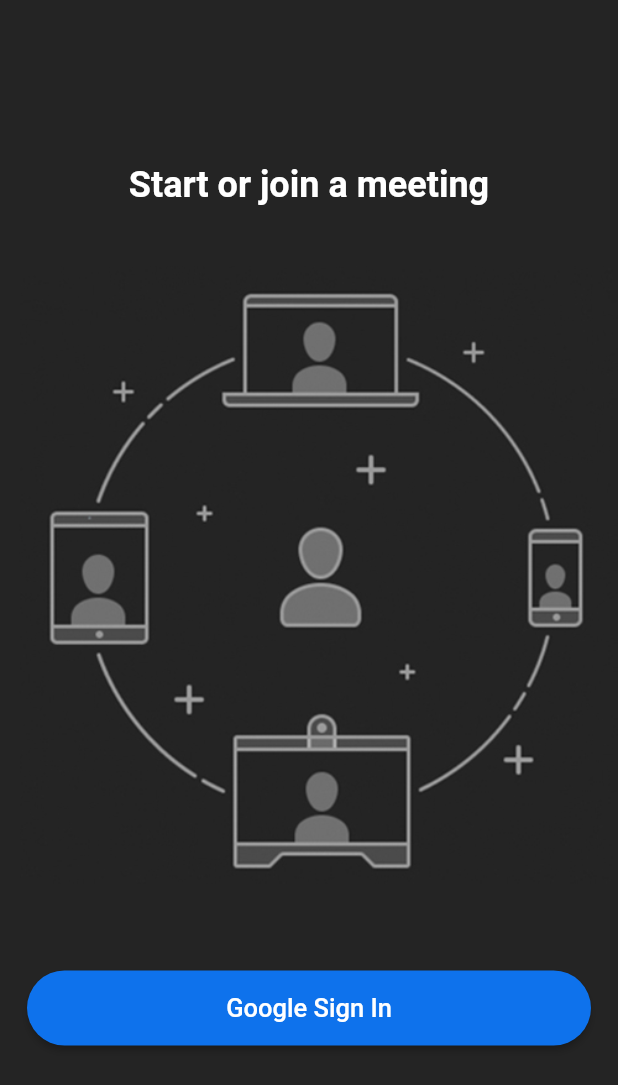
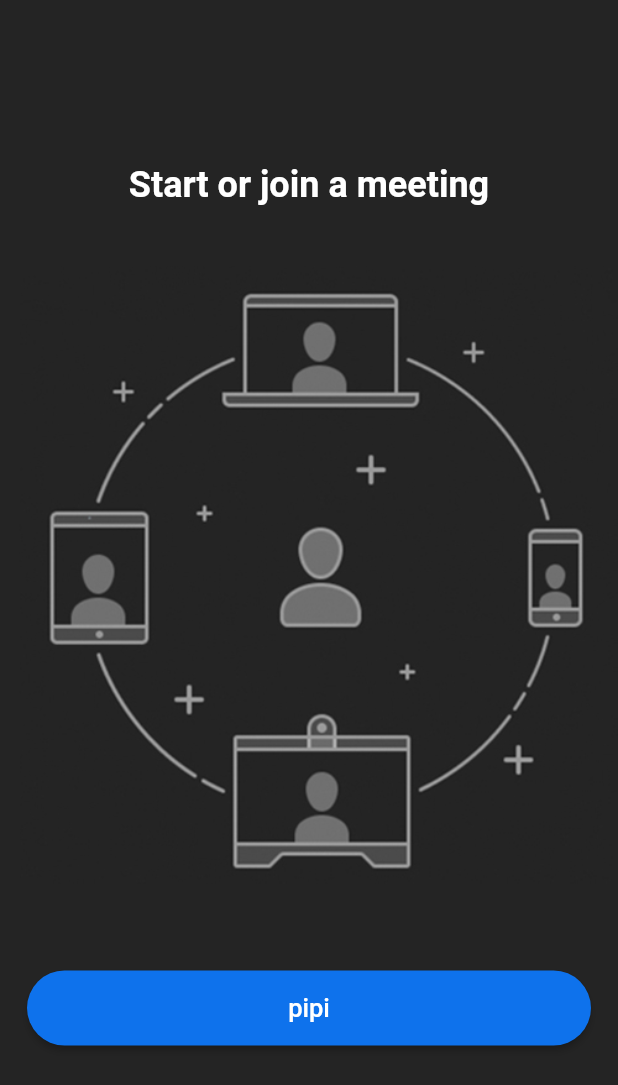
Before and after one commit to HidayaElHabti/ZoomClone, a Flutter app: the screen it shows after launch, on a phone screen of 412 x 824 dp. Shown: the top 1085 px of the screen. Run offline on Flutter 3.47's test engine with Material 2 defaults, Android fonts, the phone set to English and light mode, and no system bars; our stand-ins replace cloud_firestore, firebase_auth, firebase_core, google_sign_in; accounts and stored records are empty.

Commit message:
Home Screen

```diff
--- a/lib/main.dart
+++ b/lib/main.dart
@@ -1,5 +1,6 @@
 import 'package:firebase_core/firebase_core.dart';
 import 'package:flutter/material.dart';
+import 'package:zoom_clone/resources/auth_methods.dart';
 import 'package:zoom_clone/screens/home_screen.dart';
 import 'package:zoom_clone/screens/login_screen.dart';
 import 'package:zoom_clone/utils/colors.dart';
@@ -27,10 +28,25 @@ class MyApp extends StatelessWidget {
                 '/login': (context) => const LoginScreen(),
                 '/home': (context) => const HomeScreen(),
               },
-              home: const LoginScreen(),
+              home: StreamBuilder(
+                stream: AuthMethods().authChanges,
+                builder: (context, snapshot) {
+                  if (snapshot.connectionState == ConnectionState.waiting) {
+                    return const Center(
+                      child: CircularProgressIndicator(),
+                    );
+                  }
+                  if (snapshot.hasData) {
+                    return const HomeScreen();
+                  }
+                  return const LoginScreen();
+                },
+              ),
             );
           } else {
-            return const CircularProgressIndicator();
+            return const Center(
+              child: CircularProgressIndicator(),
+            );
           }
         });
   }
--- a/lib/resources/auth_methods.dart
+++ b/lib/resources/auth_methods.dart
@@ -7,6 +7,8 @@ import 'package:zoom_clone/utils/utils.dart';
 class AuthMethods {
   final FirebaseAuth _auth = FirebaseAuth.instance;
   final FirebaseFirestore _firestore = FirebaseFirestore.instance;
+
+  Stream<User?> get authChanges => _auth.authStateChanges();
 
   Future<bool> signInWithGoogle(BuildContext context) async {
     bool result = false;
--- a/lib/screens/login_screen.dart
+++ b/lib/screens/login_screen.dart
@@ -29,9 +29,8 @@ class _LoginScreenState extends State<LoginScreen> {
             child: Image.asset('assets/images/onboarding.jpg'),
           ),
           CustomButton(
-            text: 'Google Sign In',
+            text: 'pipi',
             onPressed: () async {
-              print('BUTTON PRESSED');
               bool res = await _authMethods.signInWithGoogle(context);
               if (res) {
                 Navigator.pushNamed(context, '/home');
```
Also changed, not shown: lib/screens/home_screen.dart (+88 -1 lines), lib/widgets/home_meeting_button.dart (added, +47 -0 lines).
